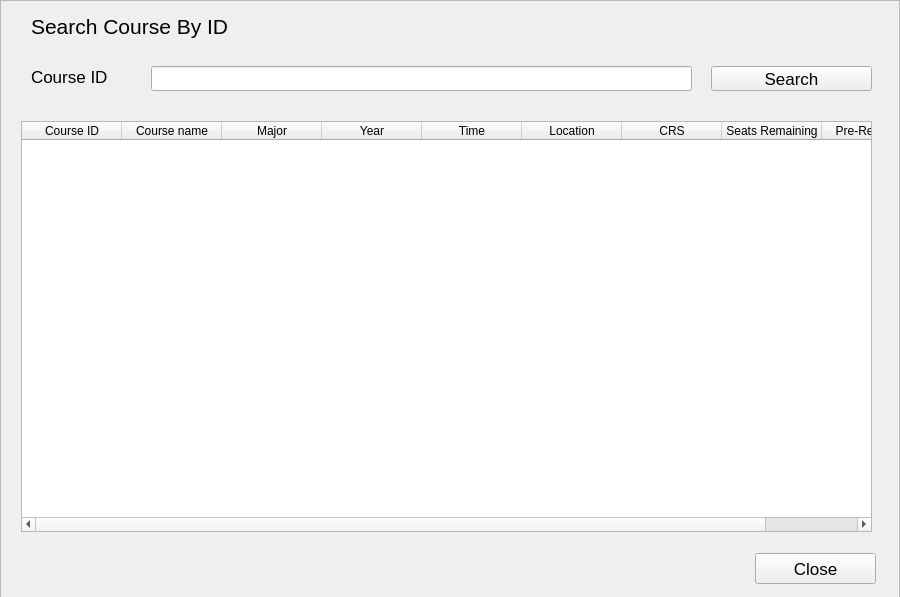
Qt form resources/UI/searchCourseByID.ui (Poom1997/gman) before a commit.
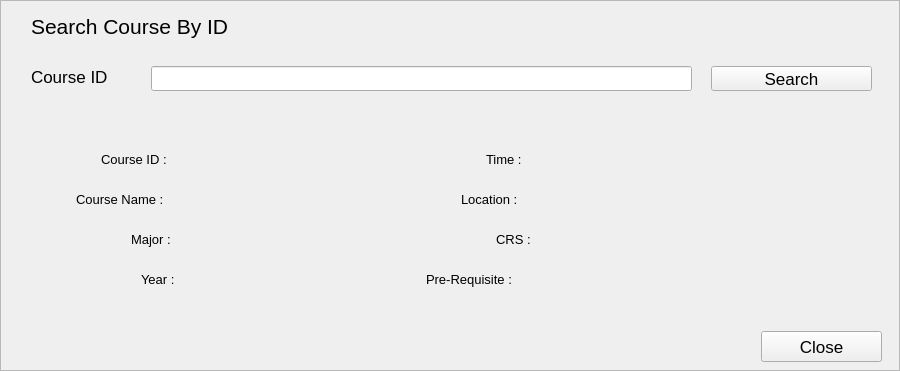
The same form after that commit.

```diff
--- a/resources/UI/searchCourseByID.ui
+++ b/resources/UI/searchCourseByID.ui
@@ -7,7 +7,7 @@
     <x>0</x>
     <y>0</y>
     <width>900</width>
-    <height>597</height>
+    <height>371</height>
    </rect>
   </property>
   <property name="windowTitle">
@@ -19,7 +19,7 @@
      <x>0</x>
      <y>0</y>
      <width>900</width>
-     <height>601</height>
+     <height>371</height>
     </rect>
    </property>
    <property name="font">
@@ -42,7 +42,7 @@
       <x>0</x>
       <y>0</y>
       <width>898</width>
-      <height>599</height>
+      <height>369</height>
      </rect>
     </property>
     <widget class="QLabel" name="barLabel">
@@ -115,8 +115,8 @@
     <widget class="QPushButton" name="closeButton">
      <property name="geometry">
       <rect>
-       <x>754</x>
-       <y>552</y>
+       <x>760</x>
+       <y>330</y>
        <width>121</width>
        <height>31</height>
       </rect>
@@ -125,87 +125,293 @@
       <string>Close</string>
      </property>
     </widget>
-    <widget class="QTableWidget" name="tableWidget">
+    <widget class="QLabel" name="preRequisite">
      <property name="geometry">
       <rect>
-       <x>20</x>
-       <y>120</y>
-       <width>851</width>
-       <height>411</height>
+       <x>550</x>
+       <y>270</y>
+       <width>221</width>
+       <height>21</height>
       </rect>
      </property>
-     <column>
-      <property name="text">
-       <string>Course ID</string>
-      </property>
-      <property name="textAlignment">
-       <set>AlignHCenter|AlignVCenter|AlignCenter</set>
-      </property>
-     </column>
-     <column>
-      <property name="text">
-       <string>Course name</string>
-      </property>
-      <property name="textAlignment">
-       <set>AlignHCenter|AlignVCenter|AlignCenter</set>
-      </property>
-     </column>
-     <column>
-      <property name="text">
-       <string>Major</string>
-      </property>
-      <property name="textAlignment">
-       <set>AlignHCenter|AlignVCenter|AlignCenter</set>
-      </property>
-     </column>
-     <column>
-      <property name="text">
-       <string>Year</string>
-      </property>
-      <property name="textAlignment">
-       <set>AlignHCenter|AlignVCenter|AlignCenter</set>
-      </property>
-     </column>
-     <column>
-      <property name="text">
-       <string>Time</string>
-      </property>
-      <property name="textAlignment">
-       <set>AlignHCenter|AlignVCenter|AlignCenter</set>
-      </property>
-     </column>
-     <column>
-      <property name="text">
-       <string>Location</string>
-      </property>
-      <property name="textAlignment">
-       <set>AlignHCenter|AlignVCenter|AlignCenter</set>
-      </property>
-     </column>
-     <column>
-      <property name="text">
-       <string>CRS</string>
-      </property>
-      <property name="textAlignment">
-       <set>AlignHCenter|AlignVCenter|AlignCenter</set>
-      </property>
-     </column>
-     <column>
-      <property name="text">
-       <string>Seats Remaining</string>
-      </property>
-      <property name="textAlignment">
-       <set>AlignHCenter|AlignVCenter|AlignCenter</set>
-      </property>
-     </column>
-     <column>
-      <property name="text">
-       <string>Pre-Requisite</string>
-      </property>
-      <property name="textAlignment">
-       <set>AlignHCenter|AlignVCenter|AlignCenter</set>
-      </property>
-     </column>
+     <property name="font">
+      <font>
+       <pointsize>10</pointsize>
+      </font>
+     </property>
+     <property name="text">
+      <string/>
+     </property>
+    </widget>
+    <widget class="QLabel" name="major">
+     <property name="geometry">
+      <rect>
+       <x>190</x>
+       <y>230</y>
+       <width>231</width>
+       <height>21</height>
+      </rect>
+     </property>
+     <property name="font">
+      <font>
+       <pointsize>10</pointsize>
+      </font>
+     </property>
+     <property name="text">
+      <string/>
+     </property>
+    </widget>
+    <widget class="QLabel" name="crs">
+     <property name="geometry">
+      <rect>
+       <x>550</x>
+       <y>230</y>
+       <width>221</width>
+       <height>21</height>
+      </rect>
+     </property>
+     <property name="font">
+      <font>
+       <pointsize>10</pointsize>
+      </font>
+     </property>
+     <property name="text">
+      <string/>
+     </property>
+    </widget>
+    <widget class="QLabel" name="label_12">
+     <property name="geometry">
+      <rect>
+       <x>130</x>
+       <y>230</y>
+       <width>61</width>
+       <height>16</height>
+      </rect>
+     </property>
+     <property name="font">
+      <font>
+       <pointsize>10</pointsize>
+      </font>
+     </property>
+     <property name="text">
+      <string>Major :</string>
+     </property>
+    </widget>
+    <widget class="QLabel" name="label_8">
+     <property name="geometry">
+      <rect>
+       <x>485</x>
+       <y>150</y>
+       <width>51</width>
+       <height>16</height>
+      </rect>
+     </property>
+     <property name="font">
+      <font>
+       <pointsize>10</pointsize>
+      </font>
+     </property>
+     <property name="text">
+      <string>Time :</string>
+     </property>
+    </widget>
+    <widget class="QLabel" name="time">
+     <property name="geometry">
+      <rect>
+       <x>550</x>
+       <y>150</y>
+       <width>221</width>
+       <height>21</height>
+      </rect>
+     </property>
+     <property name="font">
+      <font>
+       <pointsize>10</pointsize>
+      </font>
+     </property>
+     <property name="text">
+      <string/>
+     </property>
+    </widget>
+    <widget class="QLabel" name="year">
+     <property name="geometry">
+      <rect>
+       <x>190</x>
+       <y>270</y>
+       <width>231</width>
+       <height>21</height>
+      </rect>
+     </property>
+     <property name="font">
+      <font>
+       <pointsize>10</pointsize>
+      </font>
+     </property>
+     <property name="text">
+      <string/>
+     </property>
+    </widget>
+    <widget class="QLabel" name="label_10">
+     <property name="geometry">
+      <rect>
+       <x>495</x>
+       <y>230</y>
+       <width>51</width>
+       <height>16</height>
+      </rect>
+     </property>
+     <property name="font">
+      <font>
+       <pointsize>10</pointsize>
+      </font>
+     </property>
+     <property name="text">
+      <string>CRS :</string>
+     </property>
+    </widget>
+    <widget class="QLabel" name="label_5">
+     <property name="geometry">
+      <rect>
+       <x>75</x>
+       <y>190</y>
+       <width>121</width>
+       <height>16</height>
+      </rect>
+     </property>
+     <property name="font">
+      <font>
+       <pointsize>10</pointsize>
+      </font>
+     </property>
+     <property name="text">
+      <string>Course Name :</string>
+     </property>
+    </widget>
+    <widget class="QLabel" name="label_9">
+     <property name="geometry">
+      <rect>
+       <x>460</x>
+       <y>190</y>
+       <width>81</width>
+       <height>16</height>
+      </rect>
+     </property>
+     <property name="font">
+      <font>
+       <pointsize>10</pointsize>
+      </font>
+     </property>
+     <property name="text">
+      <string>Location :</string>
+     </property>
+    </widget>
+    <widget class="QLabel" name="label_7">
+     <property name="geometry">
+      <rect>
+       <x>140</x>
+       <y>270</y>
+       <width>51</width>
+       <height>16</height>
+      </rect>
+     </property>
+     <property name="font">
+      <font>
+       <pointsize>10</pointsize>
+      </font>
+     </property>
+     <property name="text">
+      <string>Year :</string>
+     </property>
+    </widget>
+    <widget class="QLabel" name="courseID_2">
+     <property name="geometry">
+      <rect>
+       <x>190</x>
+       <y>150</y>
+       <width>231</width>
+       <height>21</height>
+      </rect>
+     </property>
+     <property name="font">
+      <font>
+       <pointsize>10</pointsize>
+      </font>
+     </property>
+     <property name="text">
+      <string/>
+     </property>
+    </widget>
+    <widget class="QLabel" name="courseName">
+     <property name="geometry">
+      <rect>
+       <x>190</x>
+       <y>190</y>
+       <width>231</width>
+       <height>21</height>
+      </rect>
+     </property>
+     <property name="font">
+      <font>
+       <pointsize>10</pointsize>
+      </font>
+     </property>
+     <property name="text">
+      <string/>
+     </property>
+    </widget>
+    <widget class="QLabel" name="label_11">
+     <property name="geometry">
+      <rect>
+       <x>425</x>
+       <y>270</y>
+       <width>121</width>
+       <height>16</height>
+      </rect>
+     </property>
+     <property name="font">
+      <font>
+       <pointsize>10</pointsize>
+      </font>
+     </property>
+     <property name="text">
+      <string>Pre-Requisite :</string>
+     </property>
+    </widget>
+    <widget class="QLabel" name="location">
+     <property name="geometry">
+      <rect>
+       <x>550</x>
+       <y>190</y>
+       <width>221</width>
+       <height>21</height>
+      </rect>
+     </property>
+     <property name="font">
+      <font>
+       <pointsize>10</pointsize>
+      </font>
+     </property>
+     <property name="text">
+      <string/>
+     </property>
+    </widget>
+    <widget class="QLabel" name="label_3">
+     <property name="geometry">
+      <rect>
+       <x>100</x>
+       <y>150</y>
+       <width>91</width>
+       <height>16</height>
+      </rect>
+     </property>
+     <property name="font">
+      <font>
+       <pointsize>10</pointsize>
+      </font>
+     </property>
+     <property name="text">
+      <string>Course ID :</string>
+     </property>
     </widget>
    </widget>
   </widget>
```
